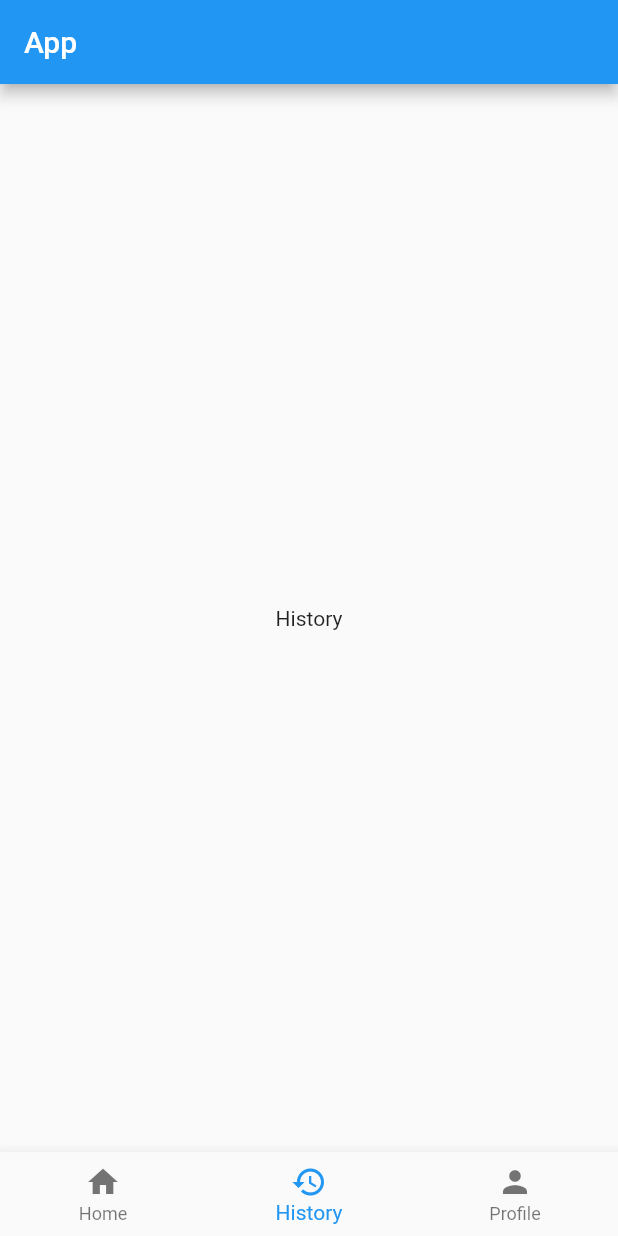
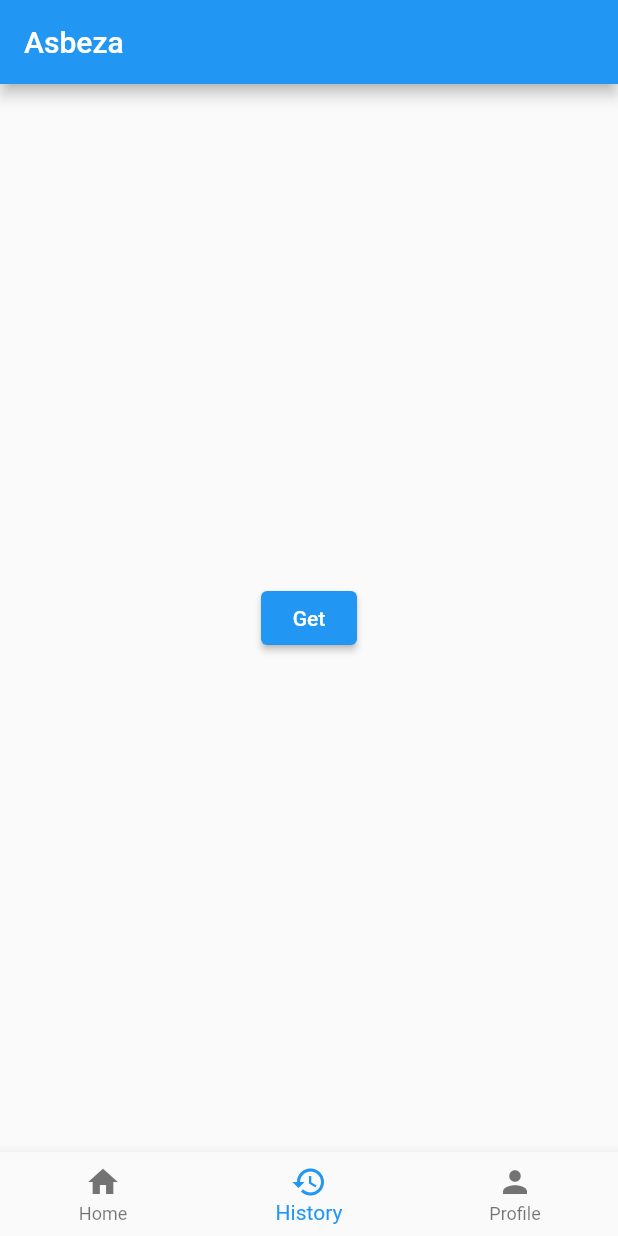
Before and after one commit to FanuelAnte/asbeza_fanuel_anteneh, a Flutter app: the screen it shows after launch, item 2 of the bottom bar chosen, on a phone screen of 412 x 824 dp. Run offline on Flutter 3.47's test engine with Material 2 defaults, Android fonts, the phone set to English and light mode, and no system bars; our stand-ins replace bloc, equatable, flutter_bloc; missing offline and left inert: dart:ffi.

Commit message:
addition and removal of items to history

```diff
--- a/lib/bloc/history_bloc/history_event.dart
+++ b/lib/bloc/history_bloc/history_event.dart
@@ -6,3 +6,28 @@ abstract class HistoryEvent extends Equatable {
   @override
   List<Object> get props => [];
 }
+
+class HistoryFetchEvent extends HistoryEvent {
+  const HistoryFetchEvent();
+
+  @override
+  List<Object> get props => [];
+}
+
+class AddHistoryItemEvent extends HistoryEvent {
+  Item currentItem;
+
+  AddHistoryItemEvent({required this.currentItem});
+
+  @override
+  List<Object> get props => [];
+}
+
+class RemoveHistoryItemEvent extends HistoryEvent {
+  Item currentItem;
+
+  RemoveHistoryItemEvent({required this.currentItem});
+
+  @override
+  List<Object> get props => [];
+}
--- a/lib/bloc/history_bloc/history_state.dart
+++ b/lib/bloc/history_bloc/history_state.dart
@@ -8,3 +8,11 @@ abstract class HistoryState extends Equatable {
 }
 
 class HistoryInitial extends HistoryState {}
+
+class HistoryLoading extends HistoryState {}
+
+class HistorySuccess extends HistoryState {
+  final List historyItems;
+
+  HistorySuccess(this.historyItems);
+}
--- a/lib/main.dart
+++ b/lib/main.dart
@@ -1,3 +1,4 @@
+import 'package:asbeza/bloc/history_bloc/history_bloc.dart';
 import 'package:asbeza/views/history.dart';
 import 'package:asbeza/views/home.dart';
 import 'package:asbeza/views/profile.dart';
@@ -16,8 +17,15 @@ class MyApp extends StatelessWidget {
 
   @override
   Widget build(BuildContext context) {
-    return BlocProvider(
-      create: (context) => ItemBloc(),
+    return MultiBlocProvider(
+      providers: [
+        BlocProvider(
+          create: (context) => ItemBloc(),
+        ),
+        BlocProvider(
+          create: (context) => HistoryBloc(),
+        )
+      ],
       child: MaterialApp(
         debugShowCheckedModeBanner: false,
         title: 'Flutter Demo',
@@ -52,7 +60,7 @@ class _NavigationWidgetState extends State<NavigationWidget> {
   Widget build(BuildContext context) {
     return Scaffold(
       appBar: AppBar(
-        title: Text("App"),
+        title: Text("Asbeza"),
       ),
       body: screens[currentIndex],
       bottomNavigationBar: BottomNavigationBar(
--- a/lib/views/history.dart
+++ b/lib/views/history.dart
@@ -1,6 +1,9 @@
+import 'package:asbeza/bloc/history_bloc/history_bloc.dart';
+import 'package:asbeza/views/widgets/itemWidget.dart';
 import 'package:flutter/material.dart';
 import 'package:flutter/src/widgets/container.dart';
 import 'package:flutter/src/widgets/framework.dart';
+import 'package:flutter_bloc/flutter_bloc.dart';
 
 class HistoryPage extends StatefulWidget {
   const HistoryPage({super.key});
@@ -12,8 +15,55 @@ class HistoryPage extends StatefulWidget {
 class _HistoryPageState extends State<HistoryPage> {
   @override
   Widget build(BuildContext context) {
-    return Container(
-      child: Center(child: Text("History")),
+    return BlocBuilder<HistoryBloc, HistoryState>(
+      builder: (context, state) {
+        if (state is HistoryInitial) {
+          return Center(
+            child: ElevatedButton(
+              onPressed: () => BlocProvider.of<HistoryBloc>(context)
+                  .add(const HistoryFetchEvent()),
+              child: Text("Get"),
+            ),
+          );
+          // BlocProvider.of<ItemBloc>(context).add(const ItemFetchEvent());
+        }
+        if (state is HistoryLoading) {
+          return Text("loading");
+        }
+        if (state is HistorySuccess) {
+          return Container(
+            child: SizedBox(
+              width: MediaQuery.of(context).size.width,
+              // child: Text('${state.items}'),
+              child: ItemsBuilder(itemsList: state.historyItems),
+            ),
+          );
+        } else {
+          return Text("error");
+        }
+      },
     );
   }
 }
+
+class ItemsBuilder extends StatelessWidget {
+  final List itemsList;
+
+  const ItemsBuilder({super.key, required this.itemsList});
+
+  @override
+  Widget build(BuildContext context) {
+    return ListView.builder(
+        scrollDirection: Axis.vertical,
+        itemCount: itemsList.length,
+        itemBuilder: (context, index) {
+          return ItemWidget(
+            id: itemsList[index].id,
+            itemImage: itemsList[index].image,
+            itemName: itemsList[index].title,
+            itemPrice: itemsList[index].price,
+            page: "history",
+          );
+        });
+  }
+}
--- a/lib/views/home.dart
+++ b/lib/views/home.dart
@@ -61,6 +61,7 @@ class ItemsBuilder extends StatelessWidget {
             itemImage: itemsList[index].image,
             itemName: itemsList[index].title,
             itemPrice: itemsList[index].price,
+            page: "home",
           );
         });
   }
```
Also changed, not shown: lib/bloc/history_bloc/history_bloc.dart (+20 -2 lines), lib/models/items.dart (+6 -6 lines), lib/views/widgets/itemWidget.dart (+57 -5 lines).
